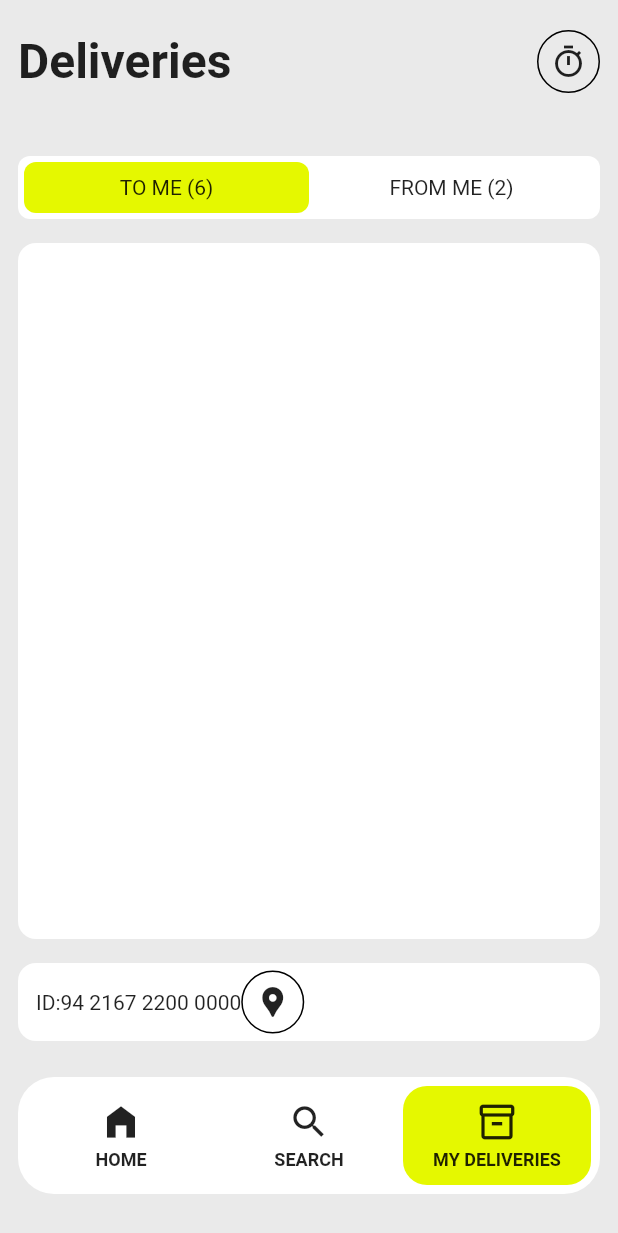
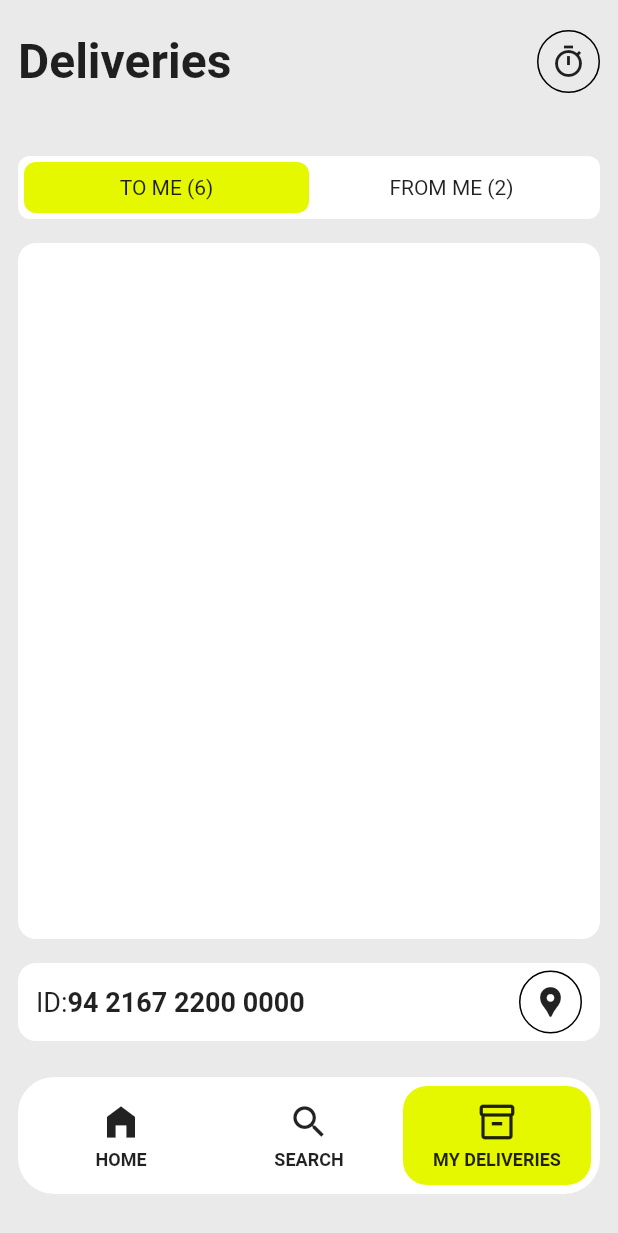
Before and after one commit to JAICHANGPARK/flutter_notebook_chapter_30, a Flutter app: the LogisticsMainPage screen opened directly, item 3 of the bottom bar chosen, on a phone screen of 412 x 824 dp. Shown: the top 1233 px of the screen. Run offline on Flutter 3.47's test engine with Material 2 defaults, Android fonts, the phone set to English and light mode, and no system bars.

Commit message:
Update logistics_main_page.dart

```diff
--- a/lib/ep1501_logistics_app/view/logistics_main_page.dart
+++ b/lib/ep1501_logistics_app/view/logistics_main_page.dart
@@ -355,15 +355,26 @@ class _LogisticsMainPageState extends State<LogisticsMainPage> {
                           padding: EdgeInsets.symmetric(horizontal: 12),
                           child: Row(
                             children: [
-                              Text("ID:"),
-                              Text("94 2167 2200 0000"),
+                              Text("ID:", style: TextStyle(
+                                fontSize: 18,
+                              ),),
+                              Text(
+                                "94 2167 2200 0000",
+                                style: TextStyle(
+                                  fontWeight: FontWeight.bold,
+                                  fontSize: 18,
+                                ),
+                              ),
+                              Spacer(),
                               Container(
                                 decoration: BoxDecoration(
                                   border: Border.all(),
                                   shape: BoxShape.circle,
                                 ),
                                 padding: EdgeInsets.all(8),
-                                child: Icon(Icons.location_pin,),
+                                child: Icon(
+                                  Icons.location_pin,
+                                ),
                               )
                             ],
                           ),
```
